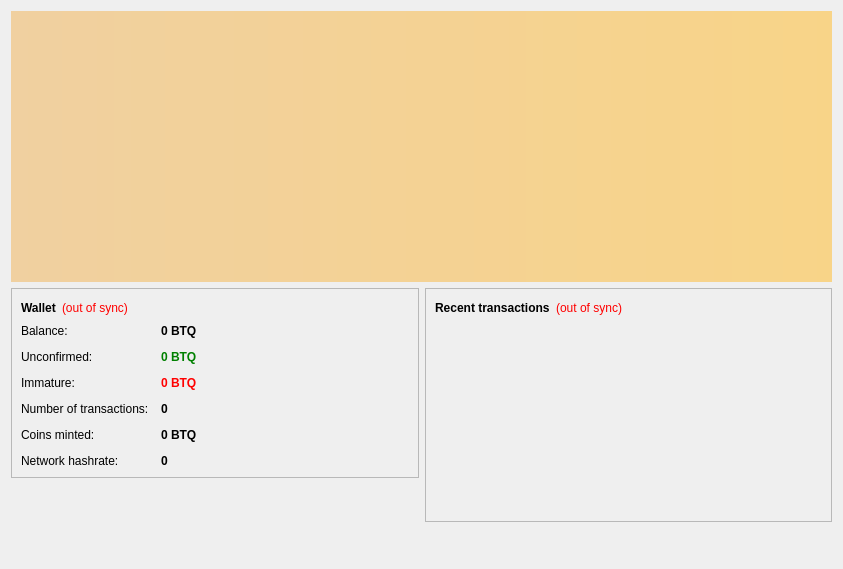
This is src/qt/forms/overviewpage.ui in bitquarkcoin/BitQuark as Qt 5 draws it before an edit. The edited form follows.
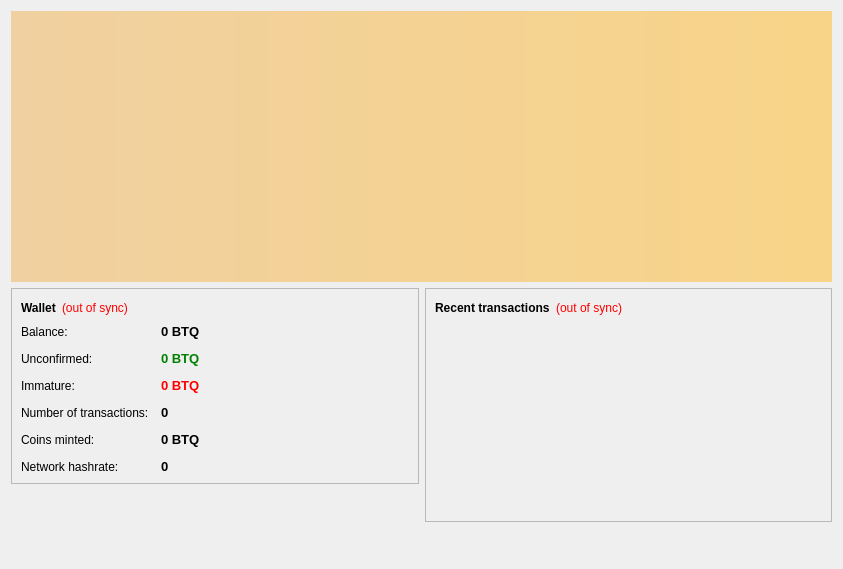
This is the edited form. Icons and pictures are not drawn.

Diff of the .ui file:
```diff
--- a/src/qt/forms/overviewpage.ui
+++ b/src/qt/forms/overviewpage.ui
@@ -124,6 +124,7 @@
               <widget class="QLabel" name="labelBalance">
                <property name="font">
                 <font>
+                 <pointsize>10</pointsize>
                  <weight>75</weight>
                  <bold>true</bold>
                 </font>
@@ -159,6 +160,7 @@
               <widget class="QLabel" name="labelUnconfirmed">
                <property name="font">
                 <font>
+                 <pointsize>10</pointsize>
                  <weight>75</weight>
                  <bold>true</bold>
                 </font>
@@ -194,6 +196,7 @@
               <widget class="QLabel" name="labelImmature">
                <property name="font">
                 <font>
+                 <pointsize>10</pointsize>
                  <weight>75</weight>
                  <bold>true</bold>
                 </font>
@@ -223,6 +226,7 @@
               <widget class="QLabel" name="labelNumTransactions">
                <property name="font">
                 <font>
+                 <pointsize>10</pointsize>
                  <weight>75</weight>
                  <bold>true</bold>
                 </font>
@@ -246,6 +250,7 @@
               <widget class="QLabel" name="labelTotalCoins">
                <property name="font">
                 <font>
+                 <pointsize>10</pointsize>
                  <weight>75</weight>
                  <bold>true</bold>
                 </font>
@@ -266,6 +271,7 @@
               <widget class="QLabel" name="labelHashrate">
                <property name="font">
                 <font>
+                 <pointsize>10</pointsize>
                  <weight>75</weight>
                  <bold>true</bold>
                 </font>
@@ -313,7 +319,7 @@
           <property name="sizeHint" stdset="0">
            <size>
             <width>20</width>
-            <height>20</height>
+            <height>15</height>
            </size>
           </property>
          </spacer>
```
Left out of the diff: 11 changed lines with no effect on the pictures.
